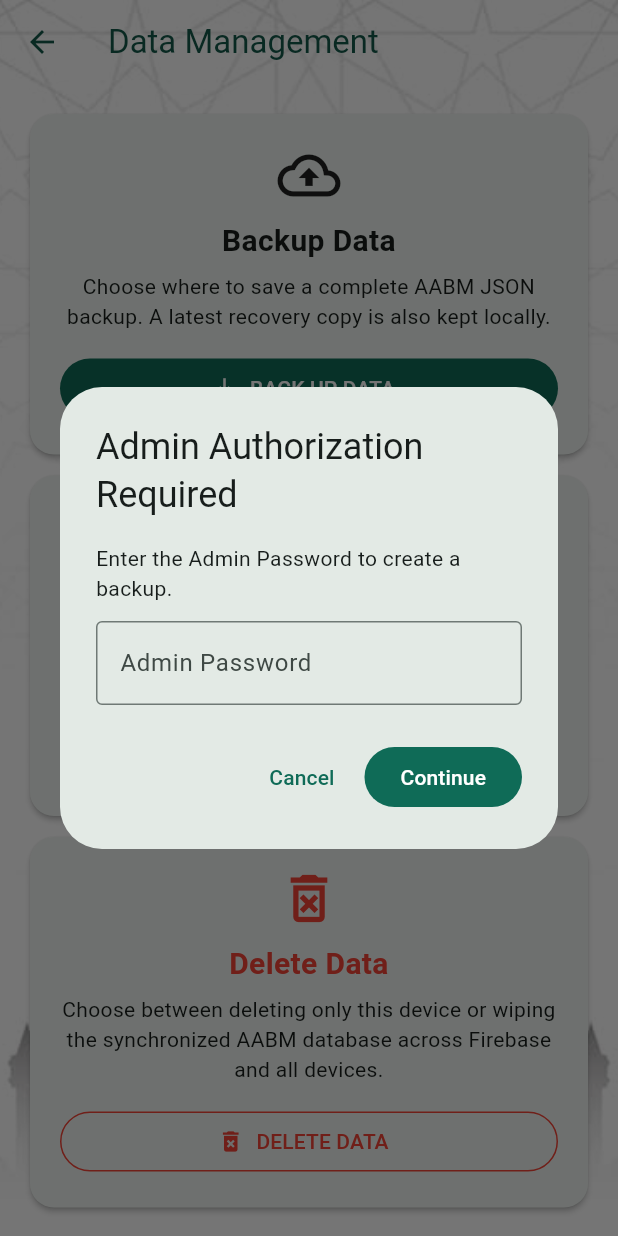
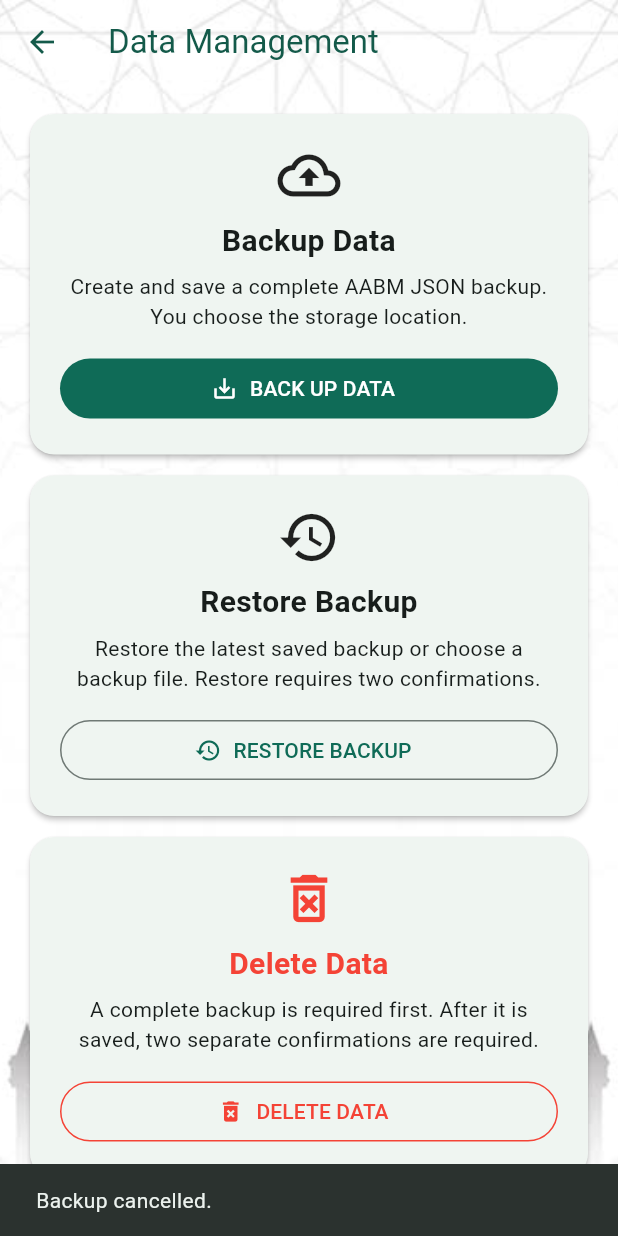
Before and after one commit to tasleemarifclb3-blip/AABM, a Flutter app: the DataManagementPage screen opened directly, after a tap on "BACK UP DATA", on a phone screen of 412 x 824 dp. Run offline on Flutter 3.47's test engine with Material 3 defaults, Android fonts, the light colour scheme and no system bars; our stand-ins replace cloud_firestore, cross_file, drift, drift_flutter, file_picker, firebase_auth and 5 more; accounts and stored records are empty; generated files the repository leaves out were written again; network calls fail; key blocks and very long unbroken strings in the code were emptied for the run.

Commit message:
Update data_management_page.dart
password changes

```diff
--- a/lib/screens/data_management_page.dart
+++ b/lib/screens/data_management_page.dart
@@ -4,10 +4,10 @@ import '../database/app_database.dart';
 import '../database/backup_service.dart';
 import '../database/data_management_service.dart';
 import '../database/sync_firestore_service.dart';
-import 'security.dart';
 
 class DataManagementPage extends StatefulWidget {
   final AppDatabase database;
+
   const DataManagementPage({super.key, required this.database});
 
   @override
@@ -17,68 +17,33 @@ class DataManagementPage extends StatefulWidget {
 class _DataManagementPageState extends State<DataManagementPage> {
   bool _busy = false;
 
-  Future<bool> _authorizeAdmin({
-    String title = 'Admin Authorization Required',
-    String message =
-        'Enter the separate Admin Password to continue.',
-  }) async {
-    return requireAdminPassword(
-      context,
-      title: title,
-      message: message,
-    );
-  }
-
   Future<void> _backup() async {
     if (_busy) return;
+    setState(() => _busy = true);
 
-    final authorized = await _authorizeAdmin(
-      title: 'Admin Authorization Required',
-      message: 'Enter the Admin Password to create a backup.',
-    );
-    if (!mounted || !authorized) return;
-
-    setState(() => _busy = true);
     try {
-      final latest = await BackupService.latestBackupInfo(widget.database);
-      final choice = await showDialog<bool>(
-        context: context,
-        builder: (context) => AlertDialog(
-          title: const Text('Back Up AABM Data'),
-          content: Text(
-            'A complete accounting/workflow backup will be created.\n\n'
-            'Choose where to save the backup file. A private latest-copy is also kept inside this installation for quick restore.'
-            '${latest == null ? '' : '\n\nCurrent latest backup: ${latest.split('|').first}'}',
-          ),
-          actions: [
-            TextButton(onPressed: () => Navigator.pop(context, false), child: const Text('CANCEL')),
-            FilledButton.icon(
-              onPressed: () => Navigator.pop(context, true),
-              icon: const Icon(Icons.folder_open),
-              label: const Text('CHOOSE LOCATION'),
-            ),
-          ],
-        ),
-      );
-      if (choice != true) return;
-
       final savedPath = await BackupService.backup(
         widget.database,
         chooseLocation: true,
       );
+
       if (!mounted) return;
+
       if (savedPath == null) {
         ScaffoldMessenger.of(context).showSnackBar(
           const SnackBar(content: Text('Backup cancelled.')),
         );
         return;
       }
+
       ScaffoldMessenger.of(context).showSnackBar(
         SnackBar(content: Text('Backup saved: $savedPath')),
       );
     } catch (e) {
       if (!mounted) return;
-      ScaffoldMessenger.of(context).showSnackBar(SnackBar(content: Text('Backup failed: $e')));
+      ScaffoldMessenger.of(context).showSnackBar(
+        SnackBar(content: Text('Backup failed: $e')),
+      );
     } finally {
       if (mounted) setState(() => _busy = false);
     }
@@ -87,24 +52,15 @@ class _DataManagementPageState extends State<DataManagementPage> {
   Future<void> _restore() async {
     if (_busy) return;
 
-    final authorized = await _authorizeAdmin(
-      title: 'Admin Authorization Required',
-      message:
-          'Enter the Admin Password to restore accounting data.',
-    );
-    if (!mounted || !authorized) return;
-
     final choice = await showDialog<_RestoreChoice>(
       context: context,
       barrierDismissible: false,
       builder: (context) => AlertDialog(
         title: const Text('Restore AABM Backup'),
         content: const Text(
-          'Choose the backup to restore.\n\n'
-          'LATEST SAVED BACKUP uses the backup stored inside this '
-          'installation and does not download anything.\n\n'
-          'CHOOSE BACKUP FILE lets you select an AABM .json backup '
-          'from your device or computer.',
+          'Choose the backup you want to restore. The restore replaces the '
+          'current local accounting data and resets local sync bookkeeping '
+          'so the restored dataset can synchronize again.',
         ),
         actions: [
           TextButton(
@@ -118,8 +74,7 @@ class _DataManagementPageState extends State<DataManagementPage> {
             label: const Text('LATEST SAVED BACKUP'),
           ),
           FilledButton.icon(
-            onPressed: () =>
-                Navigator.pop(context, _RestoreChoice.file),
+            onPressed: () => Navigator.pop(context, _RestoreChoice.file),
             icon: const Icon(Icons.folder_open),
             label: const Text('CHOOSE BACKUP FILE'),
           ),
@@ -158,15 +113,13 @@ class _DataManagementPageState extends State<DataManagementPage> {
       final summary = <String>[
         'Backup date: ${backup['createdAt'] ?? 'Unknown'}',
         'Households: ${counts['households'] ?? 0}',
-        'Financial transactions: '
-            '${counts['financial_transactions'] ?? 0}',
-        'Zakaat disbursements: '
-            '${counts['zakaat_disbursements'] ?? 0}',
+        'Financial transactions: ${counts['financial_transactions'] ?? 0}',
+        'Zakaat disbursements: ${counts['zakaat_disbursements'] ?? 0}',
         'Fund adjustments: ${counts['fund_adjustments'] ?? 0}',
         'Qarza waivers: ${counts['qarza_waivers'] ?? 0}',
       ];
 
-      final confirmed = await showDialog<bool>(
+      final firstConfirmation = await showDialog<bool>(
         context: context,
         barrierDismissible: false,
         builder: (context) => AlertDialog(
@@ -174,11 +127,8 @@ class _DataManagementPageState extends State<DataManagementPage> {
           content: SingleChildScrollView(
             child: Text(
               '${summary.join('\n')}\n\n'
-              'The current local accounting/workflow data will be '
-              'replaced.\n\n'
-              'The restore is performed in a database transaction, so '
-              'a failed restore will not leave a partially restored '
-              'database.',
+              'Current local accounting data will be replaced. '
+              'The existing Firebase dataset will not be deleted by restore.',
             ),
           ),
           actions: [
@@ -188,18 +138,38 @@ class _DataManagementPageState extends State<DataManagementPage> {
             ),
             FilledButton(
               onPressed: () => Navigator.pop(context, true),
-              child: const Text('RESTORE'),
+              child: const Text('CONTINUE'),
             ),
           ],
         ),
       );
 
-      if (confirmed != true || !mounted) return;
+      if (firstConfirmation != true || !mounted) return;
 
-      // No automatic "safety backup" is written to disk here.
-      // On Web that operation previously opened Chrome's download
-      // dialog even though the user was restoring data. The actual
-      // restore is transactional, so a failed restore rolls back.
+      final finalConfirmation = await showDialog<bool>(
+        context: context,
+        barrierDismissible: false,
+        builder: (context) => AlertDialog(
+          title: const Text('FINAL CONFIRMATION'),
+          content: const Text(
+            'Restore this backup now? All current local accounting data '
+            'will be replaced by the selected backup.',
+          ),
+          actions: [
+            TextButton(
+              onPressed: () => Navigator.pop(context, false),
+              child: const Text('CANCEL'),
+            ),
+            FilledButton(
+              onPressed: () => Navigator.pop(context, true),
+              child: const Text('RESTORE BACKUP'),
+            ),
+          ],
+        ),
+      );
+
+      if (finalConfirmation != true || !mounted) return;
+
       await BackupService.restore(widget.database, backup);
 
       if (!mounted) return;
@@ -207,9 +177,8 @@ class _DataManagementPageState extends State<DataManagementPage> {
       ScaffoldMessenger.of(context).showSnackBar(
         const SnackBar(
           content: Text(
-            'Backup restored successfully. The restored data has '
-            'been reset in local sync tracking and will be uploaded '
-            'to Firebase by the normal sync process.',
+            'Backup restored successfully. The restored data is ready to '
+            'synchronize with Firebase.',
           ),
           duration: Duration(seconds: 8),
         ),
@@ -227,94 +196,161 @@ class _DataManagementPageState extends State<DataManagementPage> {
   Future<void> _deleteAllData() async {
     if (_busy) return;
 
-    final authorized = await _authorizeAdmin(
-      title: 'Admin Authorization Required',
-      message:
-          'Enter the Admin Password to delete local data or reset '
-          'the entire synchronized database.',
+    // The delete workflow always creates a complete portable backup first.
+    // If the user cancels the save dialog or the backup fails, no deletion
+    // option is offered and no accounting data is changed.
+    try {
+      setState(() => _busy = true);
+
+      final savedPath = await BackupService.backup(
+        widget.database,
+        chooseLocation: true,
       );
-    if (!mounted || !authorized) return;
+
+      if (savedPath == null) {
+        if (!mounted) return;
+        ScaffoldMessenger.of(context).showSnackBar(
+          const SnackBar(
+            content: Text(
+              'Delete cancelled because the required backup was not saved.',
+            ),
+          ),
+        );
+        return;
+      }
+
+      if (!mounted) return;
+      setState(() => _busy = false);
 
       final scope = await showDialog<_DeleteScope>(
         context: context,
         barrierDismissible: false,
         builder: (context) => AlertDialog(
           title: const Text('Delete AABM Data'),
-        content: const Text(
-          'Choose exactly what you want to delete.\n\n'
-          'LOCAL DATA deletes accounting data only from this device/browser.\n\n'
-          'ENTIRE DATABASE deletes the synchronized accounting dataset from Firebase and causes all connected AABM devices to clear their local accounting data on their next sync.',
+          content: Text(
+            'A complete backup was saved at:\n\n$savedPath\n\n'
+            'Now choose what to delete.',
           ),
           actions: [
-          TextButton(onPressed: () => Navigator.pop(context), child: const Text('CANCEL')),
+            TextButton(
+              onPressed: () => Navigator.pop(context),
+              child: const Text('CANCEL'),
+            ),
             OutlinedButton.icon(
-            onPressed: () => Navigator.pop(context, _DeleteScope.local),
+              onPressed: () =>
+                  Navigator.pop(context, _DeleteScope.local),
               icon: const Icon(Icons.computer),
               label: const Text('LOCAL DATA ONLY'),
             ),
             FilledButton.icon(
-            style: FilledButton.styleFrom(backgroundColor: Colors.red, foregroundColor: Colors.white),
-            onPressed: () => Navigator.pop(context, _DeleteScope.entire),
+              style: FilledButton.styleFrom(
+                backgroundColor: Colors.red,
+                foregroundColor: Colors.white,
+              ),
+              onPressed: () =>
+                  Navigator.pop(context, _DeleteScope.entire),
               icon: const Icon(Icons.cloud_off),
               label: const Text('ENTIRE DATABASE'),
             ),
           ],
         ),
       );
-    if (scope == null) return;
 
-    final first = await showDialog<bool>(
+      if (scope == null || !mounted) return;
+
+      final firstConfirmation = await showDialog<bool>(
         context: context,
         barrierDismissible: false,
         builder: (context) => AlertDialog(
-        title: Text(scope == _DeleteScope.local ? 'Delete Local Data?' : 'DELETE ENTIRE DATABASE?'),
+          title: Text(
+            scope == _DeleteScope.local
+                ? 'Delete Local Data?'
+                : 'DELETE ENTIRE DATABASE?',
+          ),
           content: Text(
             scope == _DeleteScope.local
-              ? 'This will permanently delete all accounting and workflow data on this device. Firebase data and other devices will not be deleted. You can use Refresh afterwards to download the Firebase dataset again.'
-              : 'This is a GLOBAL WIPE. All synchronized accounting events will be deleted from Firebase, and every AABM device will clear its local accounting data when it next connects. This cannot be undone except by restoring a backup.',
+                ? 'The backup has been saved successfully. The selected '
+                    'local accounting and workflow data will now be deleted '
+                    'from this device only.'
+                : 'The backup has been saved successfully. The entire '
+                    'synchronized AABM database will now be reset. Other '
+                    'devices will clear their old local accounting data when '
+                    'they next synchronize.',
           ),
           actions: [
-          TextButton(onPressed: () => Navigator.pop(context, false), child: const Text('CANCEL')),
-          FilledButton(onPressed: () => Navigator.pop(context, true), child: const Text('CONTINUE')),
+            TextButton(
+              onPressed: () => Navigator.pop(context, false),
+              child: const Text('CANCEL'),
+            ),
+            FilledButton(
+              onPressed: () => Navigator.pop(context, true),
+              child: const Text('CONTINUE'),
+            ),
           ],
         ),
       );
-    if (first != true || !mounted) return;
 
-    final second = await showDialog<bool>(
+      if (firstConfirmation != true || !mounted) return;
+
+      final finalConfirmation = await showDialog<bool>(
         context: context,
         barrierDismissible: false,
         builder: (context) => AlertDialog(
           title: const Text('FINAL CONFIRMATION'),
-        content: Text(scope == _DeleteScope.local
+          content: Text(
+            scope == _DeleteScope.local
                 ? 'Permanently DELETE ALL LOCAL ACCOUNTING DATA?'
-            : 'Permanently DELETE THE ENTIRE SYNCHRONIZED AABM DATABASE FROM FIREBASE AND ALL DEVICES?'),
+                : 'Permanently DELETE THE ENTIRE SYNCHRONIZED AABM '
+                    'DATABASE FROM FIREBASE AND ALL DEVICES?\n\n'
+                    'The saved backup is your recovery point.',
+          ),
           actions: [
-          TextButton(onPressed: () => Navigator.pop(context, false), child: const Text('CANCEL')),
+            TextButton(
+              onPressed: () => Navigator.pop(context, false),
+              child: const Text('CANCEL'),
+            ),
             FilledButton(
-            style: FilledButton.styleFrom(backgroundColor: Colors.red, foregroundColor: Colors.white),
+              style: FilledButton.styleFrom(
+                backgroundColor: Colors.red,
+                foregroundColor: Colors.white,
+              ),
               onPressed: () => Navigator.pop(context, true),
-            child: Text(scope == _DeleteScope.local ? 'DELETE LOCAL DATA' : 'DELETE ENTIRE DATABASE'),
+              child: Text(
+                scope == _DeleteScope.local
+                    ? 'DELETE LOCAL DATA'
+                    : 'DELETE ENTIRE DATABASE',
+              ),
             ),
           ],
         ),
       );
-    if (second != true || !mounted) return;
+
+      if (finalConfirmation != true || !mounted) return;
 
       setState(() => _busy = true);
-    try {
+
       if (scope == _DeleteScope.local) {
         await DataManagementService.deleteAllData(widget.database);
         if (!mounted) return;
-        ScaffoldMessenger.of(context).showSnackBar(const SnackBar(content: Text('All local accounting data has been deleted. Press Refresh on the dashboard to download the Firebase dataset again.')));
+        ScaffoldMessenger.of(context).showSnackBar(
+          const SnackBar(
+            content: Text('All local accounting data has been deleted.'),
+          ),
+        );
       } else {
-        final result = await SyncFirestoreService.deleteEntireDatabase(widget.database);
+        final result = await SyncFirestoreService.deleteEntireDatabase(
+          widget.database,
+        );
         if (!mounted) return;
-        ScaffoldMessenger.of(context).showSnackBar(SnackBar(content: Text(result)));
+        ScaffoldMessenger.of(context).showSnackBar(
+          SnackBar(content: Text(result)),
+        );
       }
     } catch (e) {
       if (!mounted) return;
-      ScaffoldMessenger.of(context).showSnackBar(SnackBar(content: Text('Delete failed: $e')));
+      ScaffoldMessenger.of(context).showSnackBar(
+        SnackBar(content: Text('Delete failed: $e')),
+      );
     } finally {
       if (mounted) setState(() => _busy = false);
     }
@@ -333,28 +369,49 @@ class _DataManagementPageState extends State<DataManagementPage> {
               _ActionCard(
                 icon: Icons.backup_outlined,
                 title: 'Backup Data',
-                description: 'Choose where to save a complete AABM JSON backup. A latest recovery copy is also kept locally.',
-                child: FilledButton.icon(onPressed: _busy ? null : _backup, icon: const Icon(Icons.save_alt), label: const Text('BACK UP DATA')),
+                description:
+                    'Create and save a complete AABM JSON backup. You '
+                    'choose the storage location.',
+                child: FilledButton.icon(
+                  onPressed: _busy ? null : _backup,
+                  icon: const Icon(Icons.save_alt),
+                  label: const Text('BACK UP DATA'),
+                ),
               ),
               _ActionCard(
                 icon: Icons.restore_outlined,
                 title: 'Restore Backup',
-                description: 'Restore the latest saved backup or select a backup file from another location.',
-                child: OutlinedButton.icon(onPressed: _busy ? null : _restore, icon: const Icon(Icons.restore), label: const Text('RESTORE BACKUP')),
+                description:
+                    'Restore the latest saved backup or choose a backup '
+                    'file. Restore requires two confirmations.',
+                child: OutlinedButton.icon(
+                  onPressed: _busy ? null : _restore,
+                  icon: const Icon(Icons.restore),
+                  label: const Text('RESTORE BACKUP'),
+                ),
               ),
               _ActionCard(
                 icon: Icons.delete_forever_outlined,
                 title: 'Delete Data',
-                description: 'Choose between deleting only this device or wiping the synchronized AABM database across Firebase and all devices.',
+                description:
+                    'A complete backup is required first. After it is '
+                    'saved, two separate confirmations are required.',
                 danger: true,
                 child: OutlinedButton.icon(
                   onPressed: _busy ? null : _deleteAllData,
                   icon: const Icon(Icons.delete_forever),
                   label: const Text('DELETE DATA'),
-                  style: OutlinedButton.styleFrom(foregroundColor: Colors.red, side: const BorderSide(color: Colors.red)),
+                  style: OutlinedButton.styleFrom(
+                    foregroundColor: Colors.red,
+                    side: const BorderSide(color: Colors.red),
                   ),
                 ),
-              if (_busy) const Padding(padding: EdgeInsets.all(18), child: Center(child: CircularProgressIndicator())),
+              ),
+              if (_busy)
+                const Padding(
+                  padding: EdgeInsets.all(18),
+                  child: Center(child: CircularProgressIndicator()),
+                ),
             ],
           ),
         ),
@@ -364,6 +421,7 @@ class _DataManagementPageState extends State<DataManagementPage> {
 }
 
 enum _RestoreChoice { latest, file }
+
 enum _DeleteScope { local, entire }
 
 class _ActionCard extends StatelessWidget {
@@ -372,22 +430,41 @@ class _ActionCard extends StatelessWidget {
   final String description;
   final Widget child;
   final bool danger;
-  const _ActionCard({required this.icon, required this.title, required this.description, required this.child, this.danger = false});
+
+  const _ActionCard({
+    required this.icon,
+    required this.title,
+    required this.description,
+    required this.child,
+    this.danger = false,
+  });
+
   @override
   Widget build(BuildContext context) {
     return Card(
       margin: const EdgeInsets.only(bottom: 14),
       child: Padding(
         padding: const EdgeInsets.all(20),
-        child: Column(crossAxisAlignment: CrossAxisAlignment.stretch, children: [
+        child: Column(
+          crossAxisAlignment: CrossAxisAlignment.stretch,
+          children: [
             Icon(icon, size: 42, color: danger ? Colors.red : null),
             const SizedBox(height: 8),
-          Text(title, textAlign: TextAlign.center, style: TextStyle(fontSize: 20, fontWeight: FontWeight.bold, color: danger ? Colors.red : null)),
+            Text(
+              title,
+              textAlign: TextAlign.center,
+              style: TextStyle(
+                fontSize: 20,
+                fontWeight: FontWeight.bold,
+                color: danger ? Colors.red : null,
+              ),
+            ),
             const SizedBox(height: 6),
             Text(description, textAlign: TextAlign.center),
             const SizedBox(height: 14),
             child,
-        ]),
+          ],
+        ),
       ),
     );
   }
```
Lines whose indentation alone changed are shown as unchanged.
